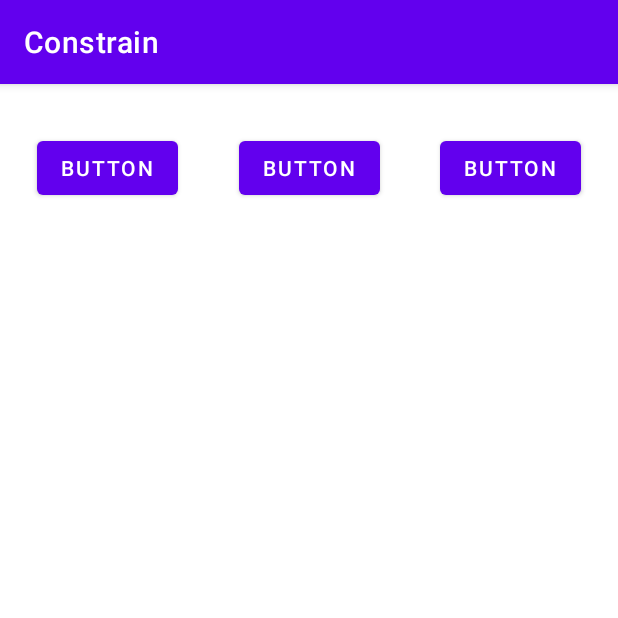
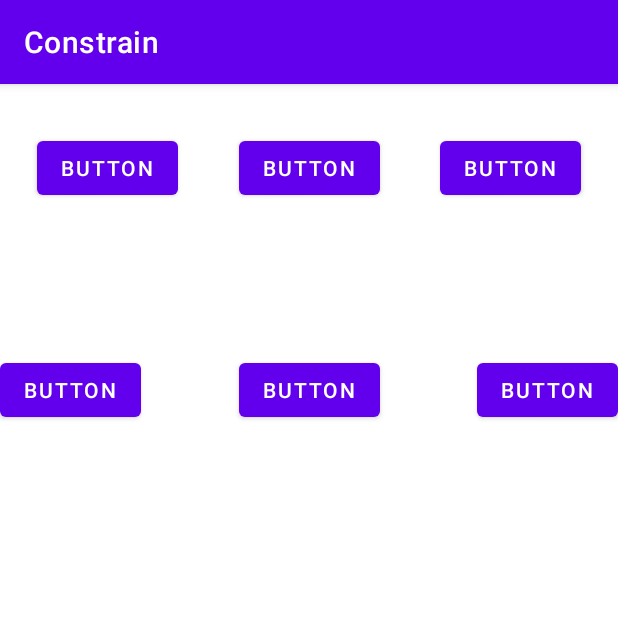
Before and after one commit to jalvarezbretana/Constrain, an Android app: the screen it shows after launch (MainActivity), on a phone screen of 412 x 824 dp, the top half of it. Run offline under Robolectric (Android 15) with nearby library versions, the phone set to English and light mode, and no system bars.

Commit message:
1. Spread inside

```diff
--- a/app/src/main/res/layout/activity_main.xml
+++ b/app/src/main/res/layout/activity_main.xml
@@ -41,4 +41,32 @@
         app:layout_constraintEnd_toEndOf="parent"
         app:layout_constraintStart_toEndOf="@+id/button4"
         app:layout_constraintTop_toTopOf="parent" />
+
+    <Button
+        android:id="@+id/button6"
+        android:layout_width="wrap_content"
+        android:layout_height="wrap_content"
+        android:layout_marginTop="180dp"
+        android:text="Button"
+        app:layout_constraintStart_toStartOf="parent"
+        app:layout_constraintTop_toTopOf="parent" />
+
+    <Button
+        android:id="@+id/button7"
+        android:layout_width="wrap_content"
+        android:layout_height="wrap_content"
+        android:layout_marginTop="180dp"
+        android:text="Button"
+        app:layout_constraintEnd_toStartOf="@+id/button8"
+        app:layout_constraintStart_toEndOf="@+id/button6"
+        app:layout_constraintTop_toTopOf="parent" />
+
+    <Button
+        android:id="@+id/button8"
+        android:layout_width="wrap_content"
+        android:layout_height="wrap_content"
+        android:layout_marginTop="180dp"
+        android:text="Button"
+        app:layout_constraintEnd_toEndOf="parent"
+        app:layout_constraintTop_toTopOf="parent" />
 </androidx.constraintlayout.widget.ConstraintLayout>
```
